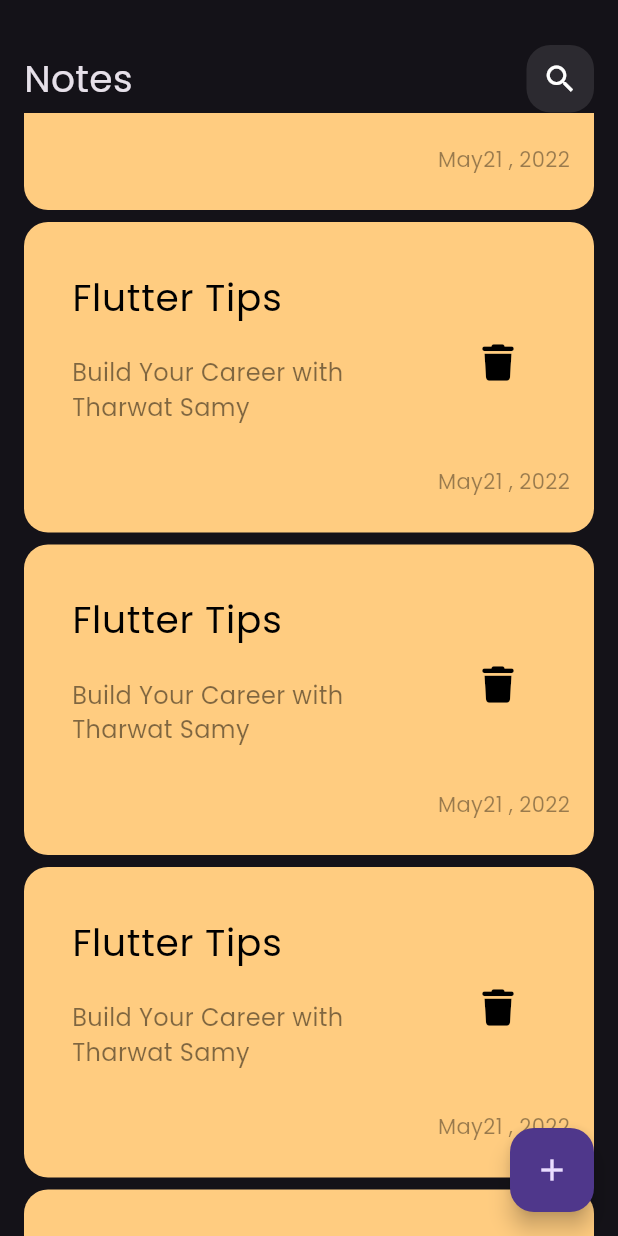
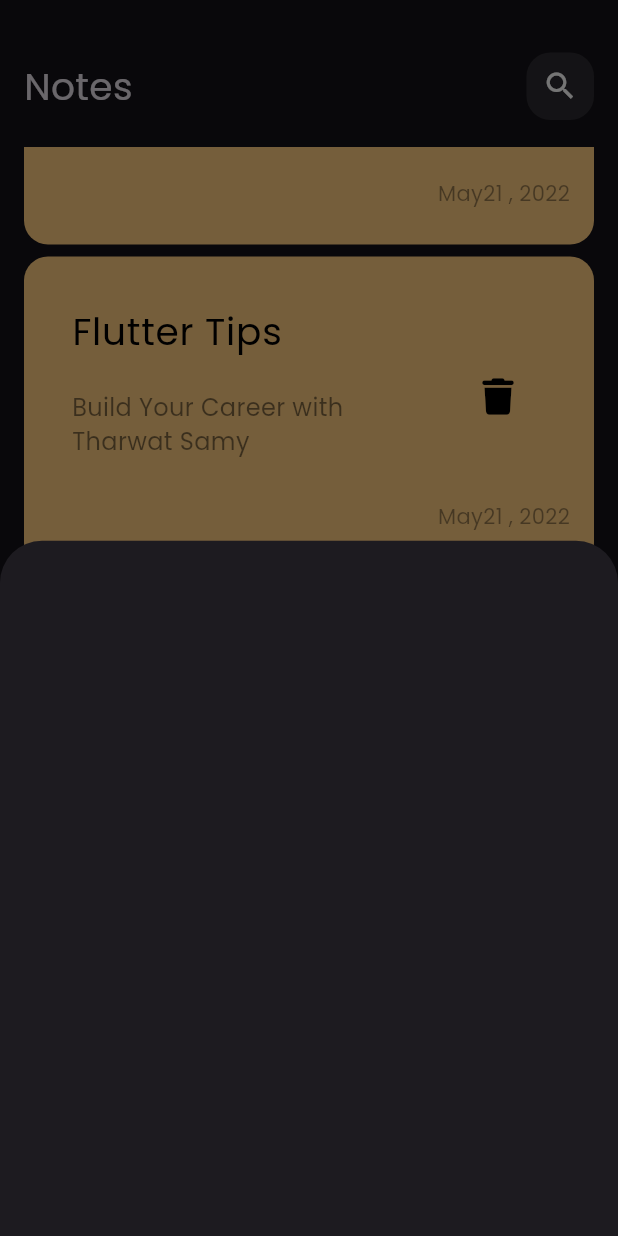
Before and after one commit to Abdelrahman-Hany/notes_app, a Flutter app: the screen it shows after launch, scrolled down 576 dp, after a tap on the "add" icon, on a phone screen of 412 x 824 dp. Run offline on Flutter 3.47's test engine with Material 3 defaults, Android fonts, the phone set to English and light mode, and no system bars; our stand-ins replace font_awesome_flutter.

```diff
--- a/lib/views/notes_view.dart
+++ b/lib/views/notes_view.dart
@@ -1,4 +1,5 @@
 import 'package:flutter/material.dart';
+import 'package:note_app/widgets/add_note_bottom_sheet.dart';
 import 'package:note_app/widgets/notes_view_body.dart';
 
 class NotesView extends StatelessWidget {
@@ -7,8 +8,17 @@ class NotesView extends StatelessWidget {
   @override
   Widget build(BuildContext context) {
     return Scaffold(
-      floatingActionButton: FloatingActionButton(onPressed: (){},child: Icon(Icons.add),),
-      body:const NotesViewBody(),
+      floatingActionButton: FloatingActionButton(
+        onPressed: () {
+          showModalBottomSheet(
+              context: context,
+              builder: (context) {
+                return const AddNoteBottomSheet();
+              });
+        },
+        child: const Icon(Icons.add),
+      ),
+      body: const NotesViewBody(),
     );
   }
 }
--- /dev/null
+++ b/lib/widgets/add_note_bottom_sheet.dart
@@ -0,0 +1,10 @@
+import 'package:flutter/material.dart';
+
+class AddNoteBottomSheet extends StatelessWidget {
+  const AddNoteBottomSheet({super.key});
+
+  @override
+  Widget build(BuildContext context) {
+    return Container();
+  }
+}
--- a/lib/widgets/notes_list_view.dart
+++ b/lib/widgets/notes_list_view.dart
@@ -10,11 +10,16 @@ class NotesListView extends StatelessWidget {
 
   @override
   Widget build(BuildContext context) {
-    return ListView.builder(itemBuilder: (context, index) {
-      return const Padding(
-        padding: EdgeInsets.symmetric(vertical: 4),
-        child: NoteItem(),
-      );
-    });
+    return Padding(
+      padding: const EdgeInsets.symmetric(vertical: 18),
+      child: ListView.builder(
+        padding: EdgeInsets.zero,
+        itemBuilder: (context, index) {
+        return const Padding(
+          padding: EdgeInsets.symmetric(vertical: 4),
+          child: NoteItem(),
+        );
+      }),
+    );
   }
 }
--- a/lib/widgets/notes_view_body.dart
+++ b/lib/widgets/notes_view_body.dart
@@ -12,7 +12,7 @@ class NotesViewBody extends StatelessWidget {
       child: Column(
         children: [
           SizedBox(
-            height: 30,
+            height: 35,
           ),
           CustomAppBar(),
            Expanded(child: NotesListView()),
```
